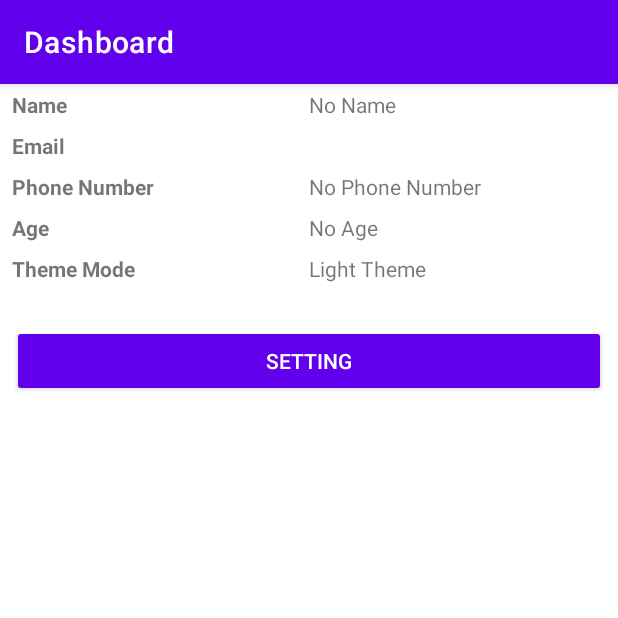
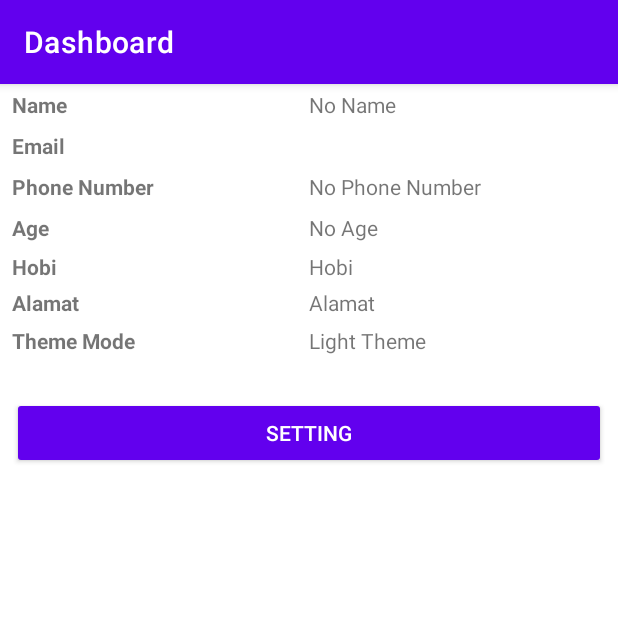
Before and after one commit to ghulam46/-IF06TI2-18102194-GHULAM-AMMAR-YANUAR-, an Android app: the screen it shows after launch (MainActivity), on a phone screen of 412 x 824 dp, the top half of it. Run offline under Robolectric (Android 15) with nearby library versions, the phone set to English and light mode, and no system bars; our stand-ins replace data binding.

Commit message:
add 2 key hobby and address

```diff
--- a/SharedPreferences/app/src/main/java/com/ghulam_18102194/praktikum9/data/SettingModel.kt
+++ b/SharedPreferences/app/src/main/java/com/ghulam_18102194/praktikum9/data/SettingModel.kt
@@ -9,5 +9,7 @@ import kotlinx.android.parcel.Parcelize
         var email: String? = null,
         var age: Int = 0,
         var phoneNumber: String? = null,
-        var isDarkTheme: Boolean = false
+        var isDarkTheme: Boolean = false,
+        var hobi: String? = null,
+        var alamat: String? = null
     ): Parcelable
--- a/SharedPreferences/app/src/main/java/com/ghulam_18102194/praktikum9/preferences/SettingPreference.kt
+++ b/SharedPreferences/app/src/main/java/com/ghulam_18102194/praktikum9/preferences/SettingPreference.kt
@@ -2,6 +2,8 @@ package com.ghulam_18102194.praktikum9.preferences
 
 import android.content.Context
 import com.ghulam_18102194.praktikum9.data.SettingModel
+
+
 
     internal class SettingPreference(context: Context) {
         companion object {
@@ -10,6 +12,8 @@ import com.ghulam_18102194.praktikum9.data.SettingModel
             private const val EMAIL = "email"
             private const val AGE = "age"
             private const val PHONE_NUMBER = "phone"
+            private const val HOBI = "hobi"
+            private const val ALAMAT = "alamat"
             private const val THEME = "theme"
         }
         private val preferences = context.getSharedPreferences(PREFS_NAME, Context.MODE_PRIVATE)
@@ -19,6 +23,8 @@ import com.ghulam_18102194.praktikum9.data.SettingModel
             editor.putString(EMAIL, value.email)
             editor.putInt(AGE, value.age)
             editor.putString(PHONE_NUMBER, value.phoneNumber)
+            editor.putString(HOBI, value.hobi)
+            editor.putString(ALAMAT, value.alamat)
             editor.putBoolean(THEME, value.isDarkTheme)
             editor.apply()
         }
@@ -28,6 +34,8 @@ import com.ghulam_18102194.praktikum9.data.SettingModel
             model.email = preferences.getString(EMAIL, "")
             model.age = preferences.getInt(AGE, 0)
             model.phoneNumber = preferences.getString(PHONE_NUMBER, "")
+            model.hobi = preferences.getString(HOBI, "")
+            model.alamat = preferences.getString(ALAMAT, "")
             model.isDarkTheme = preferences.getBoolean(THEME, false)
             return model
         }
--- a/SharedPreferences/app/src/main/res/layout/activity_main.xml
+++ b/SharedPreferences/app/src/main/res/layout/activity_main.xml
@@ -39,7 +39,6 @@
         app:layout_constraintStart_toEndOf="@+id/textView"
         app:layout_constraintTop_toTopOf="parent"
         android:text="@{TextUtils.isEmpty(settingModel.name) ? @string/default_name : settingModel.name}"/>
-
     <TextView
         android:id="@+id/textView2"
         android:layout_width="0dp"
@@ -97,25 +96,78 @@
         app:layout_constraintStart_toStartOf="@+id/tv_phone"
         app:layout_constraintTop_toBottomOf="@+id/tv_phone"
         android:text="@{settingModel.age > 0 ? ``+settingModel.age : @string/default_age }" />
+
+    <TextView
+        android:id="@+id/textView6"
+        android:layout_width="0dp"
+        android:layout_height="wrap_content"
+        android:layout_marginStart="8dp"
+        android:layout_marginTop="112dp"
+        android:text="@string/hobi"
+        android:textStyle="bold"
+        app:layout_constraintEnd_toStartOf="@+id/tv_name"
+        app:layout_constraintHorizontal_bias="1.0"
+        app:layout_constraintStart_toStartOf="parent"
+        app:layout_constraintTop_toTopOf="parent" />
+    <TextView
+        android:id="@+id/tv_hobi"
+        android:layout_width="0dp"
+        android:layout_height="wrap_content"
+        android:layout_marginTop="112dp"
+        android:layout_marginEnd="8dp"
+        app:layout_constraintEnd_toEndOf="parent"
+        app:layout_constraintStart_toEndOf="@+id/textView"
+        app:layout_constraintTop_toTopOf="parent"
+        android:text="@{TextUtils.isEmpty(settingModel.hobi) ? @string/hobi : settingModel.hobi}"/>
+
+    <TextView
+        android:id="@+id/textView7"
+        android:layout_width="0dp"
+        android:layout_height="wrap_content"
+        android:layout_marginStart="8dp"
+        android:layout_marginTop="136dp"
+        android:text="@string/alamat"
+        android:textStyle="bold"
+        app:layout_constraintEnd_toStartOf="@+id/tv_alamat"
+        app:layout_constraintHorizontal_bias="1.0"
+        app:layout_constraintStart_toStartOf="parent"
+        app:layout_constraintTop_toTopOf="parent" />
+
+
+    <TextView
+        android:id="@+id/tv_alamat"
+        android:layout_width="0dp"
+        android:layout_height="wrap_content"
+        android:layout_marginTop="136dp"
+        android:layout_marginEnd="8dp"
+        android:text="@{TextUtils.isEmpty(settingModel.alamat) ? @string/alamat : settingModel.alamat}"
+        app:layout_constraintEnd_toEndOf="parent"
+        app:layout_constraintHorizontal_bias="0.0"
+        app:layout_constraintStart_toEndOf="@+id/textView"
+        app:layout_constraintTop_toTopOf="parent" />
+
     <TextView
         android:id="@+id/textView5"
         android:layout_width="0dp"
         android:layout_height="wrap_content"
-        android:layout_marginTop="8dp"
+        android:layout_marginTop="56dp"
         android:text="@string/tv_theme"
         android:textStyle="bold"
         app:layout_constraintEnd_toEndOf="@+id/textView4"
+        app:layout_constraintHorizontal_bias="0.0"
         app:layout_constraintStart_toStartOf="@+id/textView4"
         app:layout_constraintTop_toBottomOf="@+id/textView4" />
+
     <TextView
         android:id="@+id/tv_theme"
         android:layout_width="0dp"
         android:layout_height="wrap_content"
-        android:layout_marginTop="8dp"
+        android:layout_marginTop="56dp"
+        android:text="@{settingModel.isDarkTheme == true ? @string/dark_theme : @string/light_theme}"
         app:layout_constraintEnd_toEndOf="@+id/tv_age"
+        app:layout_constraintHorizontal_bias="0.0"
         app:layout_constraintStart_toStartOf="@+id/tv_age"
-        app:layout_constraintTop_toBottomOf="@+id/tv_age"
-        android:text="@{settingModel.isDarkTheme == true ? @string/dark_theme : @string/light_theme}" />
+        app:layout_constraintTop_toBottomOf="@+id/tv_age" />
 
     <Button
         android:id="@+id/btn_save"
--- a/SharedPreferences/app/src/main/res/values/strings.xml
+++ b/SharedPreferences/app/src/main/res/values/strings.xml
@@ -21,4 +21,7 @@
     <string name="field_required">Kolom Tidak Boleh Kosong!</string>
     <string name="email_is_not_valid">Email Tidak Valid!</string>
     <string name="field_digit_only">Kolom Hanya Untuk Angka!</string>
+    <string name="hobi">Hobi</string>
+    <string name="alamat">Alamat</string>
+    <string name="default_hobi">hobi</string>
 </resources>
```
Also changed, not shown: SharedPreferences/app/src/main/java/com/ghulam_18102194/praktikum9/SettingPreferenceActivity.kt (+17 -3 lines), SharedPreferences/app/src/main/res/layout/activity_setting_preference.xml (+24 -0 lines).
